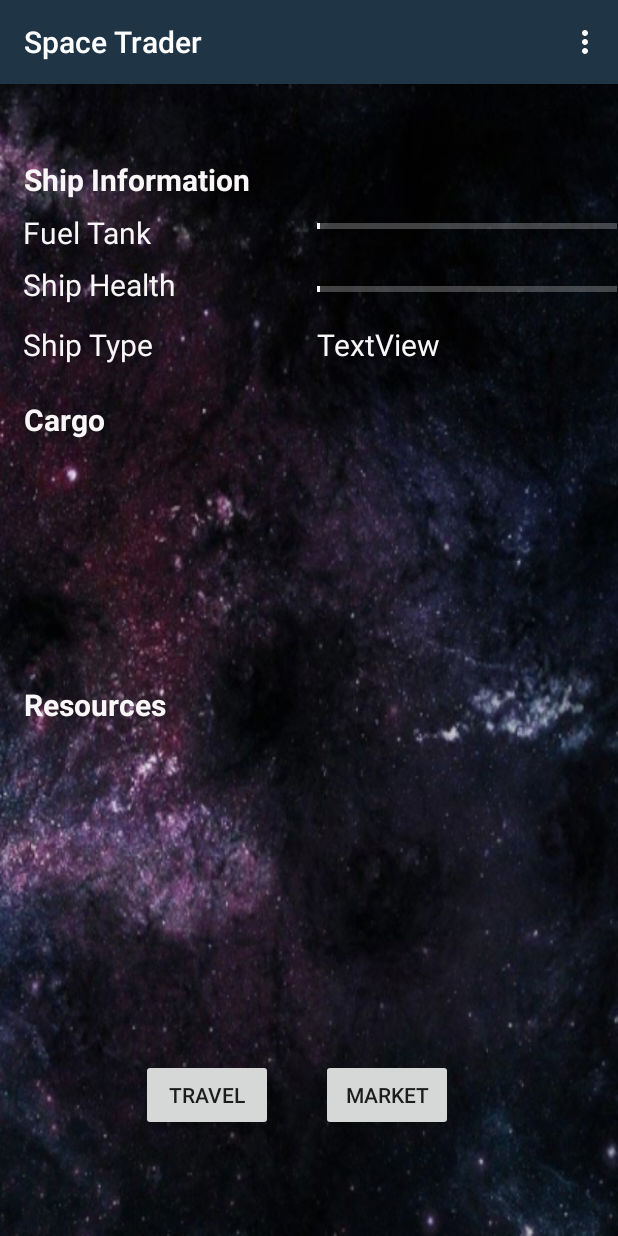
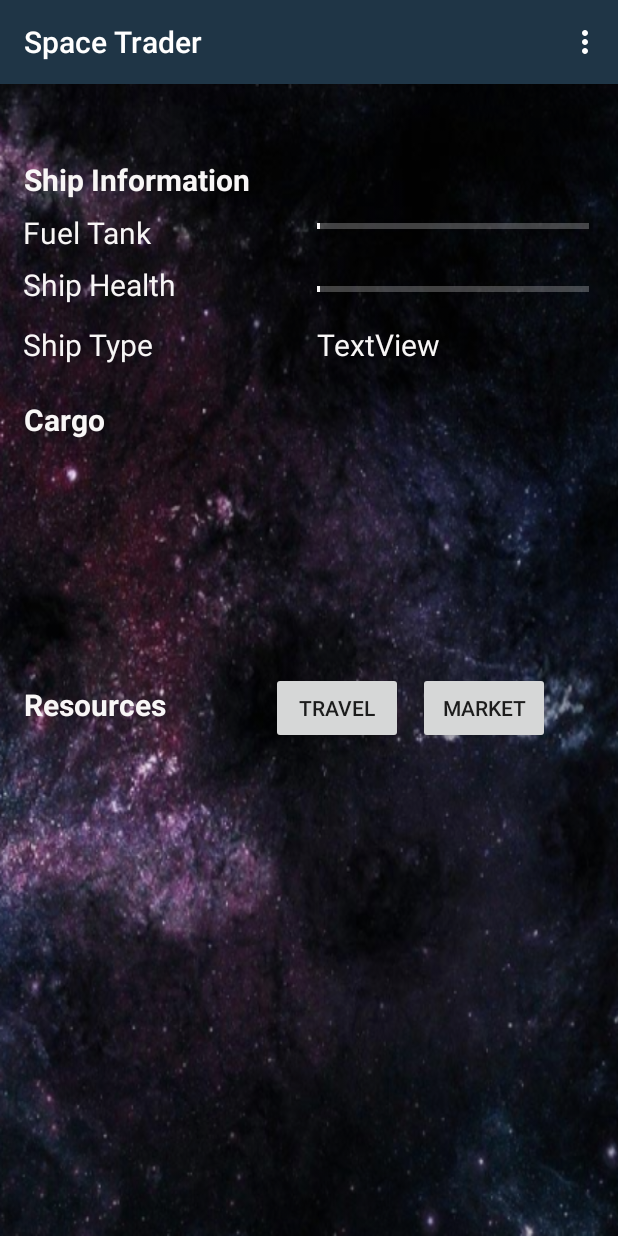
Before and after one commit to LaurenWhite/SpaceTrader, an Android app: the GameMainScreenActivity screen opened directly, with no data from a screen before it, on a phone screen of 412 x 824 dp. Run offline under Robolectric (Android 15) with nearby library versions, the light colour scheme and no system bars.

Commit message:
fixed main screen UI compatibility issue with smaller phone

```diff
--- a/app/src/main/java/edu/gatech/macpack/spacetrader/views/GameMainScreenActivity.java
+++ b/app/src/main/java/edu/gatech/macpack/spacetrader/views/GameMainScreenActivity.java
@@ -14,14 +14,10 @@ import edu.gatech.macpack.spacetrader.R;
 
 public class GameMainScreenActivity extends AppCompatActivity {
 
-    private Button marketEntry;
-
     @Override
     protected void onCreate(Bundle savedInstanceState) {
         super.onCreate(savedInstanceState);
         setContentView(R.layout.activity_game_main_screen);
-
-        marketEntry = findViewById(R.id.tmpMarket);
     }
 
     // temporary market button function for testing
--- a/app/src/main/res/layout/activity_game_main_screen.xml
+++ b/app/src/main/res/layout/activity_game_main_screen.xml
@@ -53,28 +53,27 @@
     <ProgressBar
         android:id="@+id/progressBar"
         style="?android:attr/progressBarStyleHorizontal"
-        android:layout_width="wrap_content"
+        android:layout_width="181dp"
         android:layout_height="wrap_content"
         android:layout_alignParentLeft="true"
+        android:layout_alignParentStart="true"
         android:layout_alignParentTop="true"
-        android:layout_alignParentStart="true"
+        android:layout_marginLeft="211dp"
         android:layout_marginStart="211dp"
-        android:layout_marginLeft="211dp"
         android:layout_marginTop="70dp"
         android:indeterminate="false"
         android:max="100"
+        android:minHeight="50dp"
         android:minWidth="200dp"
-        android:minHeight="50dp"
         android:progress="1"
-        android:progressTint="@color/colorAccent"
         android:progressBackgroundTint="@color/colorAccent"
-        />
+        android:progressTint="@color/colorAccent" />
 
 
     <ProgressBar
         android:id="@+id/progressBar2"
         style="?android:attr/progressBarStyleHorizontal"
-        android:layout_width="wrap_content"
+        android:layout_width="181dp"
         android:layout_height="wrap_content"
         android:layout_alignParentLeft="true"
         android:layout_alignParentStart="true"
@@ -84,11 +83,11 @@
         android:layout_marginTop="112dp"
         android:indeterminate="false"
         android:max="100"
+        android:minHeight="50dp"
         android:minWidth="200dp"
-        android:minHeight="50dp"
         android:progress="1"
-        android:progressTint="@color/colorAccent"
-        android:progressBackgroundTint="@color/colorAccent"/>
+        android:progressBackgroundTint="@color/colorAccent"
+        android:progressTint="@color/colorAccent" />
 
     <TextView
         android:id="@+id/tank"
@@ -135,25 +134,24 @@
         android:textSize="20dp"/>
 
     <Button
-        android:id="@+id/tmpMarket"
+        android:id="@+id/marketBtn"
         android:layout_width="wrap_content"
         android:layout_height="wrap_content"
         android:onClick="onMarketPressed"
-        android:text="Market"
+        android:text="@string/market_btn_text"
+        android:layout_alignBaseline="@+id/resource_id"
         android:layout_alignParentRight="true"
-        android:layout_marginRight="110dp"
-        android:layout_marginTop="650dp"/>
+        android:layout_marginRight="45dp" />
 
 
     <Button
-        android:id="@+id/tmpTravel"
+        android:id="@+id/travelBtn"
         android:layout_width="wrap_content"
         android:layout_height="wrap_content"
-
-        android:layout_alignParentRight="true"
-        android:layout_marginRight="230dp"
+        android:layout_alignBaseline="@+id/resource_id"
+        android:layout_toLeftOf="@+id/marketBtn"
+        android:layout_marginRight="10dp"
         android:onClick="onTravelPressed"
-        android:text="Travel"
-        android:layout_marginTop="650dp"/>
+        android:text="@string/travel_btn_text" />
 
 </RelativeLayout>
--- a/app/src/main/res/layout/activity_travel.xml
+++ b/app/src/main/res/layout/activity_travel.xml
@@ -41,13 +41,13 @@
 
     <Spinner
         android:id="@+id/solarSystemSpinner"
-        android:layout_width="match_parent"
+        android:layout_width="307dp"
         android:layout_height="wrap_content"
+        android:layout_marginLeft="16dp"
         android:layout_marginStart="16dp"
-        android:layout_marginLeft="16dp"
         android:layout_marginTop="110dp"
-        android:textColor="#FFFFFF"
-        android:backgroundTint="#FFFFFF"/>
+        android:backgroundTint="#FFFFFF"
+        android:textColor="#FFFFFF" />
 
     <TextView
         android:id="@+id/planet"
@@ -62,13 +62,13 @@
 
     <Spinner
         android:id="@+id/planetSpinner"
-        android:layout_width="match_parent"
+        android:layout_width="310dp"
         android:layout_height="wrap_content"
+        android:layout_marginLeft="16dp"
         android:layout_marginStart="16dp"
-        android:layout_marginLeft="16dp"
         android:layout_marginTop="180dp"
-        android:textColor="#FFFFFF"
-        android:backgroundTint="#FFFFFF"/>
+        android:backgroundTint="#FFFFFF"
+        android:textColor="#FFFFFF" />
 
     <Button
         android:id="@+id/go"
--- a/app/src/main/res/values/strings.xml
+++ b/app/src/main/res/values/strings.xml
@@ -6,4 +6,6 @@
     <string name="good_price">Price</string>
     <string name="buy_btn_name">Buy</string>
     <string name="sell_btn_text">Sell</string>
+    <string name="market_btn_text">Market</string>
+    <string name="travel_btn_text">Travel</string>
 </resources>
```
